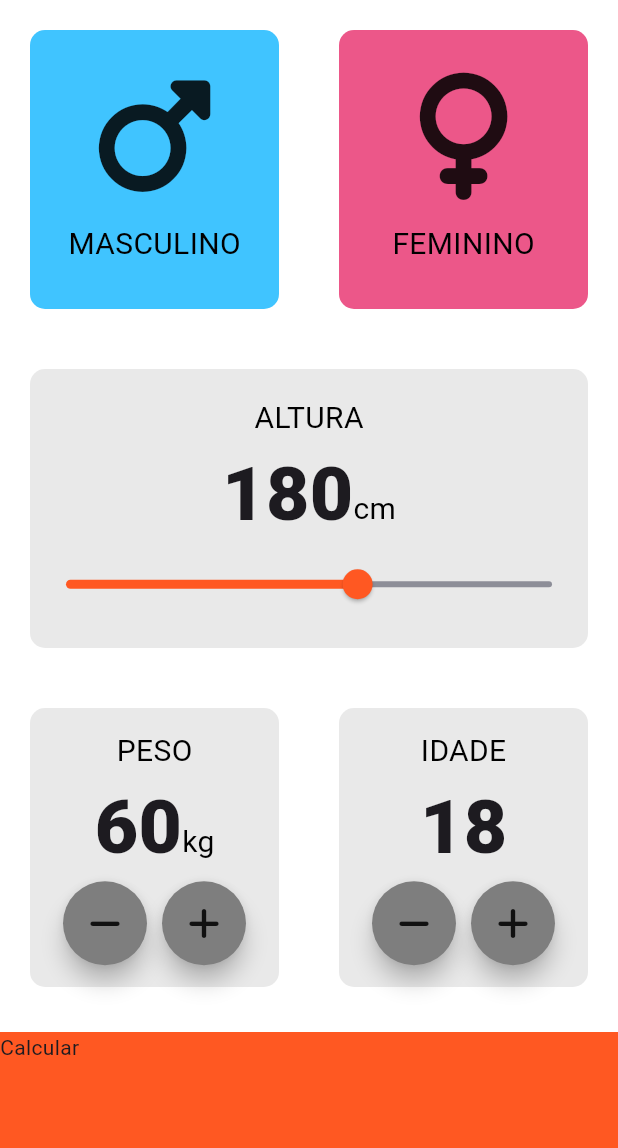
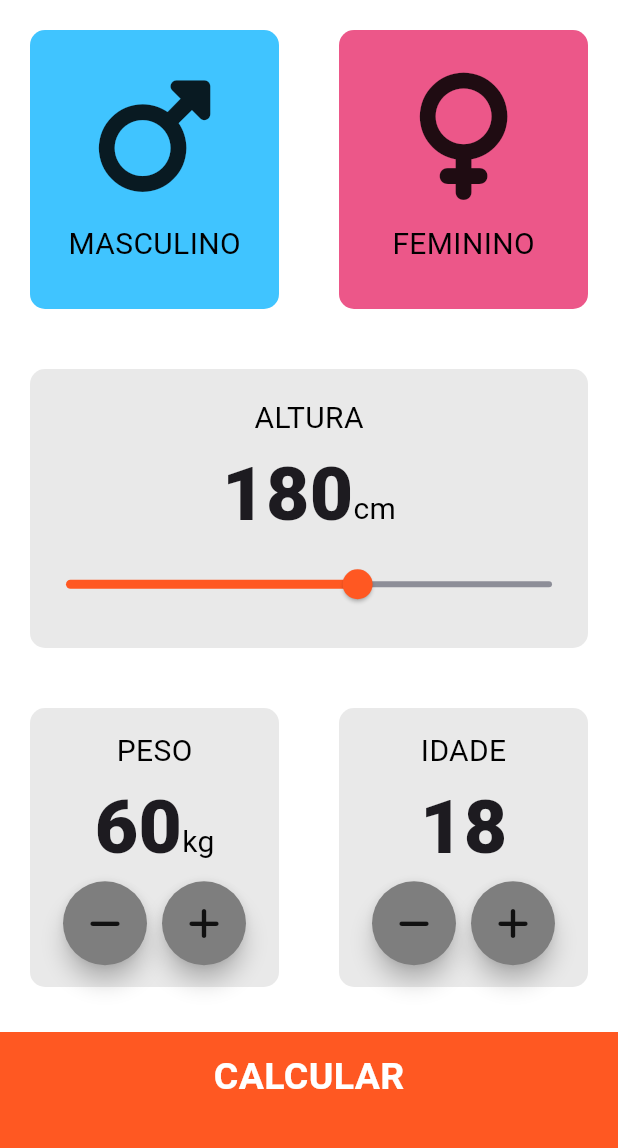
Before and after one commit to WanCarvalho/imc-calc-flutter, a Flutter app: the screen it shows after launch, on a phone screen of 412 x 824 dp, the part 84-1232 px from its top. Run offline on Flutter 3.47's test engine with Material 3 defaults, Android fonts, the phone set to English and light mode, and no system bars; our stand-ins replace font_awesome_flutter.

Commit message:
fix: estilizando botao inferior da tela principal

```diff
--- a/lib/constantes.dart
+++ b/lib/constantes.dart
@@ -10,6 +10,12 @@ const numeroTextStyle = TextStyle(
   fontWeight: FontWeight.w900,
 );
 
+const botaoGrandeTextStyle = TextStyle(
+  fontSize: 25.0,
+  fontWeight: FontWeight.bold,
+  color: Colors.white,
+);
+
 const alturaContainerInferior = 80.0;
 const corCardPadrao = Color(0xFFE9E9E9);
 const corContainerInferior = Color(0xFFFF5822);
--- a/lib/tela_principal.dart
+++ b/lib/tela_principal.dart
@@ -235,7 +235,13 @@ class _TelaPrincipalState extends State<TelaPrincipal> {
               margin: const EdgeInsets.only(top: 10),
               width: double.infinity,
               height: alturaContainerInferior,
-              child: const Text('Calcular'),
+              padding: const EdgeInsets.only(bottom: 20.0),
+              child: const Center(
+                child: Text(
+                  'CALCULAR',
+                  style: botaoGrandeTextStyle,
+                ),
+              ),
             ),
           ),
         ],
```
